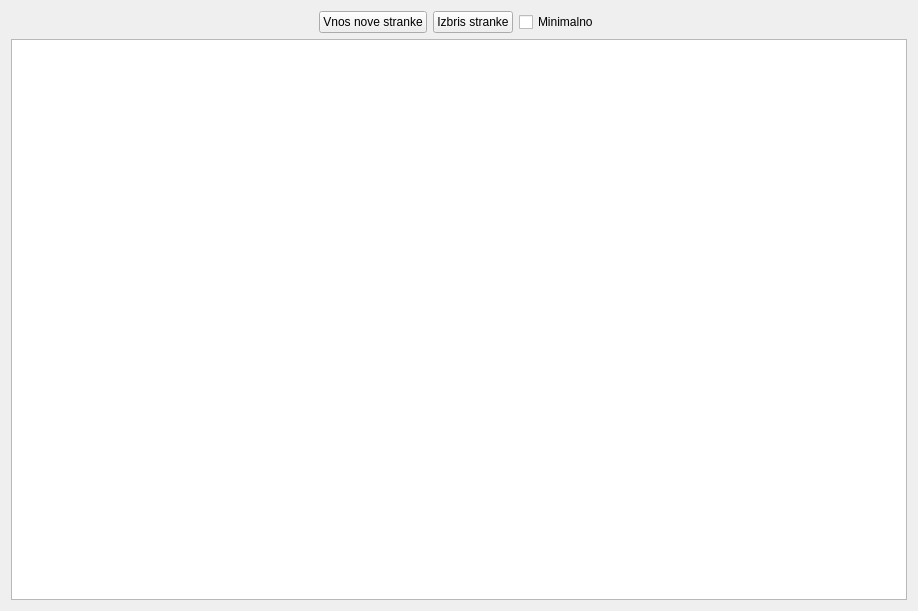
Qt form wid_stranke.ui (bubi-luka/BubiRacun) before a commit.
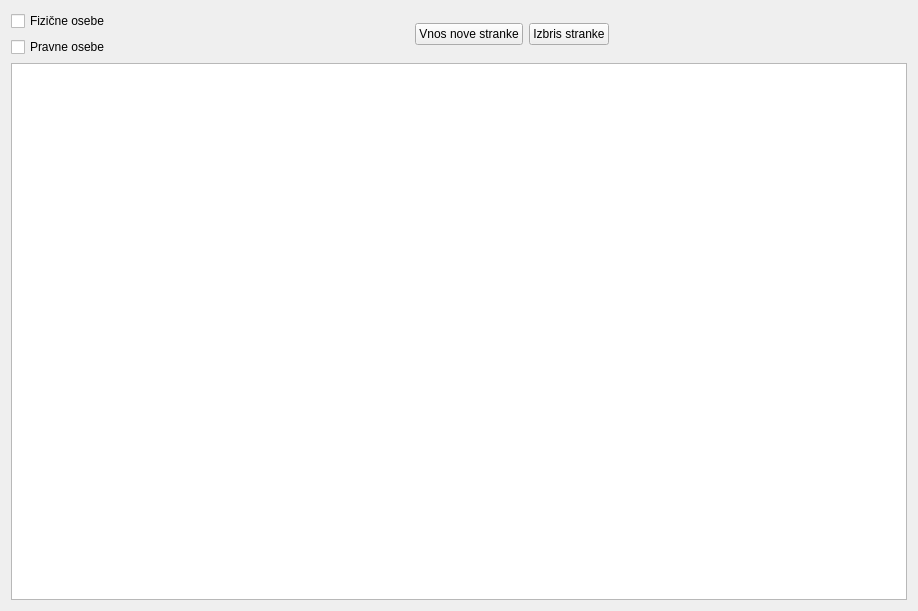
The same form after that commit.

Commit message:
Filtriranje 1. del (stranke, projekti)
Na novo oblikovane tabele prikaza strank in projektov.
Filtriranje po zahtevanih kriterijih.

Patch:
```diff
--- a/wid_stranke.ui
+++ b/wid_stranke.ui
@@ -16,9 +16,27 @@
   <property name="windowTitle">
    <string>Form</string>
   </property>
-  <layout class="QGridLayout" name="gridLayout">
-   <item row="0" column="0">
+  <layout class="QVBoxLayout" name="verticalLayout_2">
+   <item>
     <layout class="QHBoxLayout" name="horizontalLayout">
+     <item>
+      <layout class="QVBoxLayout" name="verticalLayout">
+       <item>
+        <widget class="QCheckBox" name="cb_fizicna">
+         <property name="text">
+          <string>Fizične osebe</string>
+         </property>
+        </widget>
+       </item>
+       <item>
+        <widget class="QCheckBox" name="cb_pravna">
+         <property name="text">
+          <string>Pravne osebe</string>
+         </property>
+        </widget>
+       </item>
+      </layout>
+     </item>
      <item>
       <spacer name="horizontalSpacer">
        <property name="orientation">
@@ -47,14 +65,7 @@
       </widget>
      </item>
      <item>
-      <widget class="QCheckBox" name="btn_min">
-       <property name="text">
-        <string>Minimalno</string>
-       </property>
-      </widget>
-     </item>
-     <item>
-      <spacer name="horizontalSpacer_2">
+      <spacer name="horizontalSpacer_3">
        <property name="orientation">
         <enum>Qt::Horizontal</enum>
        </property>
@@ -68,7 +79,7 @@
      </item>
     </layout>
    </item>
-   <item row="1" column="0">
+   <item>
     <widget class="QTableWidget" name="tbl_stranke">
      <property name="editTriggers">
       <set>QAbstractItemView::NoEditTriggers</set>
```
The commit also changes 9 other files.
